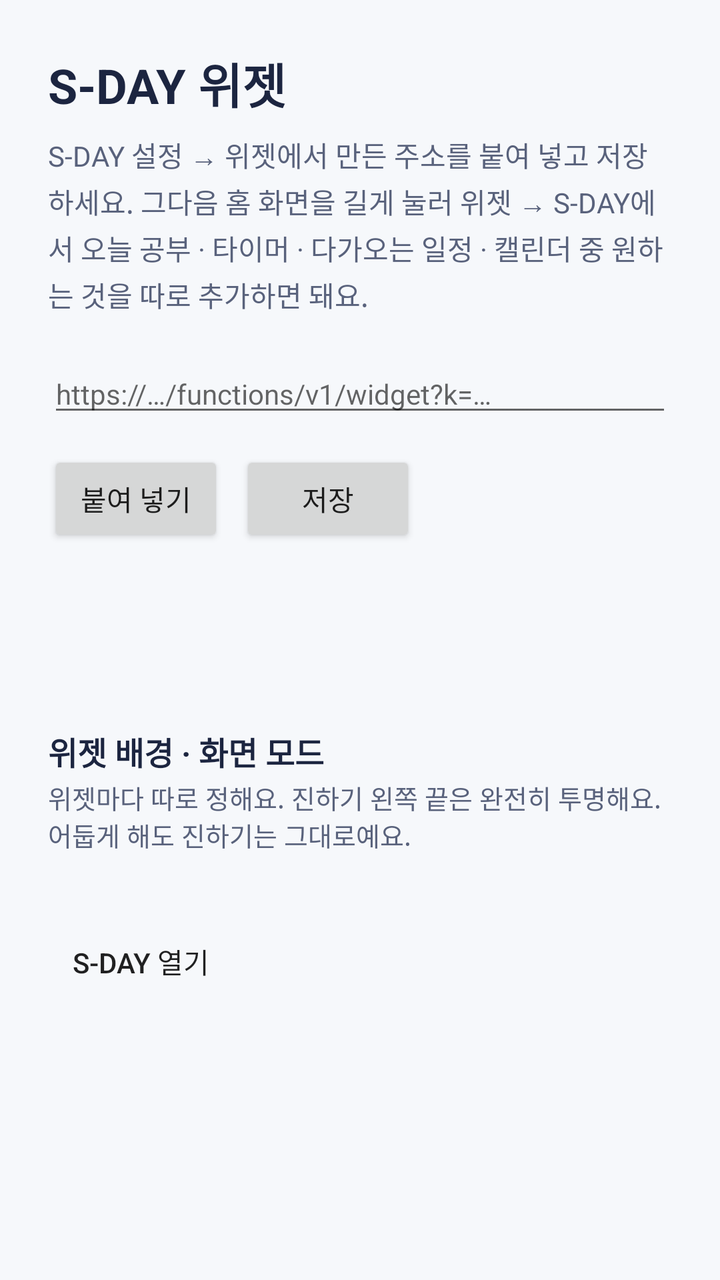
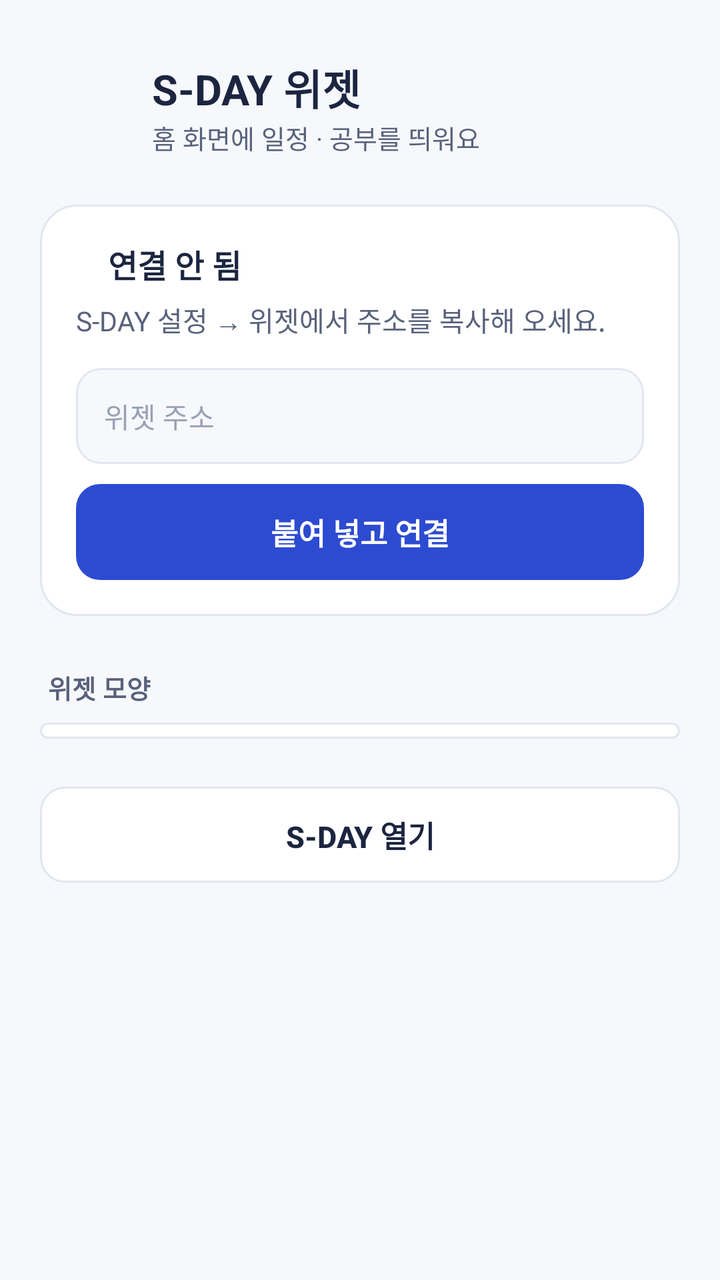

The first picture is an Android layout as it rendered before a commit; the second is the same layout after the commit. The layout source and the unified diff follow.
<!-- AndroidManifest.xml: application theme AppTheme -->
<!-- res/layout/activity_main.xml -->
<?xml version="1.0" encoding="utf-8"?>
<ScrollView xmlns:android="http://schemas.android.com/apk/res/android"
    android:layout_width="match_parent"
    android:layout_height="match_parent"
    android:fitsSystemWindows="true">

    <LinearLayout
        android:layout_width="match_parent"
        android:layout_height="wrap_content"
        android:orientation="vertical"
        android:padding="24dp">

        <TextView
            android:layout_width="wrap_content"
            android:layout_height="wrap_content"
            android:text="S-DAY 위젯"
            android:textColor="@color/ink"
            android:textSize="24sp"
            android:textStyle="bold" />

        <TextView
            android:layout_width="match_parent"
            android:layout_height="wrap_content"
            android:layout_marginTop="8dp"
            android:lineSpacingExtra="3dp"
            android:text="S-DAY 설정 → 위젯에서 만든 주소를 붙여 넣고 저장하세요. 그다음 홈 화면을 길게 눌러 위젯 → S-DAY에서 오늘 공부 · 타이머 · 다가오는 일정 · 캘린더 중 원하는 것을 따로 추가하면 돼요."
            android:textColor="@color/pencil"
            android:textSize="14sp" />

        <EditText
            android:id="@+id/url"
            android:layout_width="match_parent"
            android:layout_height="wrap_content"
            android:layout_marginTop="20dp"
            android:hint="https://…/functions/v1/widget?k=…"
            android:importantForAutofill="no"
            android:inputType="textUri"
            android:maxLines="3"
            android:textSize="14sp" />

        <LinearLayout
            android:layout_width="match_parent"
            android:layout_height="wrap_content"
            android:layout_marginTop="12dp"
            android:orientation="horizontal">
            <Button
                android:id="@+id/paste"
                android:layout_width="wrap_content"
                android:layout_height="wrap_content"
                android:text="붙여 넣기" />
            <Button
                android:id="@+id/save"
                android:layout_width="wrap_content"
                android:layout_height="wrap_content"
                android:layout_marginStart="8dp"
                android:text="저장" />
        </LinearLayout>

        <TextView
            android:id="@+id/status"
            android:layout_width="match_parent"
            android:layout_height="wrap_content"
            android:layout_marginTop="16dp"
            android:textColor="@color/pencil"
            android:textSize="14sp" />
        <TextView
            android:id="@+id/open_target"
            android:layout_width="match_parent"
            android:layout_height="wrap_content"
            android:layout_marginTop="10dp"
            android:textColor="@color/pencil"
            android:textSize="13sp" />

        <TextView
            android:layout_width="match_parent"
            android:layout_height="wrap_content"
            android:layout_marginTop="28dp"
            android:text="위젯 배경 · 화면 모드"
            android:textColor="@color/ink"
            android:textSize="16sp"
            android:textStyle="bold" />
        <TextView
            android:layout_width="match_parent"
            android:layout_height="wrap_content"
            android:layout_marginTop="2dp"
            android:text="위젯마다 따로 정해요. 진하기 왼쪽 끝은 완전히 투명해요. 어둡게 해도 진하기는 그대로예요."
            android:textColor="@color/pencil"
            android:textSize="13sp" />
        
        <LinearLayout
            android:id="@+id/opacity_box"
            android:layout_width="match_parent"
            android:layout_height="wrap_content"
            android:layout_marginTop="6dp"
            android:orientation="vertical" />

        <Button
            android:id="@+id/open"
            style="?android:attr/borderlessButtonStyle"
            android:layout_width="wrap_content"
            android:layout_height="wrap_content"
            android:layout_marginTop="24dp"
            android:text="S-DAY 열기" />
    </LinearLayout>
</ScrollView>
<!-- resources referenced by this layout -->
<resources>
  <color name="ink">#1C2540</color>
  <color name="pencil">#59627C</color>
  <style name="AppTheme" parent="android:Theme.Material.Light.NoActionBar">
          <item name="android:colorAccent">@color/pen</item>
          <item name="android:colorPrimary">@color/pen</item>
          <item name="android:statusBarColor">@color/paper</item>
          <item name="android:windowBackground">@color/paper</item>
          <item name="android:windowLightStatusBar">true</item>
      </style>
  <color name="pen">#2C4BD1</color>
  <color name="paper">#F6F8FB</color>
</resources>

<!-- the commit's change to res/layout/activity_main.xml (unified diff, before → after) -->
@@ -2,104 +2,175 @@
 <ScrollView xmlns:android="http://schemas.android.com/apk/res/android"
     android:layout_width="match_parent"
     android:layout_height="match_parent"
+    android:background="@color/paper"
     android:fitsSystemWindows="true">
 
     <LinearLayout
         android:layout_width="match_parent"
         android:layout_height="wrap_content"
         android:orientation="vertical"
-        android:padding="24dp">
+        android:paddingStart="20dp"
+        android:paddingTop="28dp"
+        android:paddingEnd="20dp"
+        android:paddingBottom="28dp">
 
+        
+        <LinearLayout
+            android:layout_width="match_parent"
+            android:layout_height="wrap_content"
+            android:gravity="center_vertical"
+            android:orientation="horizontal">
+            <ImageView
+                android:layout_width="44dp"
+                android:layout_height="44dp"
+                android:importantForAccessibility="no"
+                android:src="@mipmap/ic_launcher" />
+            <LinearLayout
+                android:layout_width="0dp"
+                android:layout_height="wrap_content"
+                android:layout_marginStart="12dp"
+                android:layout_weight="1"
+                android:orientation="vertical">
+                <TextView
+                    android:layout_width="wrap_content"
+                    android:layout_height="wrap_content"
+                    android:text="S-DAY 위젯"
+                    android:textColor="@color/ink"
+                    android:textSize="21sp"
+                    android:textStyle="bold" />
+                <TextView
+                    android:layout_width="wrap_content"
+                    android:layout_height="wrap_content"
+                    android:text="홈 화면에 일정 · 공부를 띄워요"
+                    android:textColor="@color/pencil"
+                    android:textSize="13sp" />
+            </LinearLayout>
+        </LinearLayout>
+
+        
+        <LinearLayout
+            android:layout_width="match_parent"
+            android:layout_height="wrap_content"
+            android:layout_marginTop="24dp"
+            android:background="@drawable/card_bg"
+            android:orientation="vertical"
+            android:padding="18dp">
+            <LinearLayout
+                android:layout_width="match_parent"
+                android:layout_height="wrap_content"
+                android:gravity="center_vertical"
+                android:orientation="horizontal">
+                <ImageView
+                    android:id="@+id/conn_dot"
+                    android:layout_width="8dp"
+                    android:layout_height="8dp"
+                    android:importantForAccessibility="no"
+                    android:src="@drawable/status_dot" />
+                <TextView
+                    android:id="@+id/conn_title"
+                    android:layout_width="0dp"
+                    android:layout_height="wrap_content"
+                    android:layout_marginStart="8dp"
+                    android:layout_weight="1"
+                    android:text="연결 안 됨"
+                    android:textColor="@color/ink"
+                    android:textSize="16sp"
+                    android:textStyle="bold" />
+                <TextView
+                    android:id="@+id/change"
+                    android:layout_width="wrap_content"
+                    android:layout_height="wrap_content"
+                    android:background="?android:attr/selectableItemBackgroundBorderless"
+                    android:padding="4dp"
+                    android:text="주소 바꾸기"
+                    android:textColor="@color/pen"
+                    android:textSize="13sp"
+                    android:textStyle="bold"
+                    android:visibility="gone" />
+            </LinearLayout>
+            <TextView
+                android:id="@+id/status"
+                android:layout_width="match_parent"
+                android:layout_height="wrap_content"
+                android:layout_marginTop="6dp"
+                android:lineSpacingExtra="2dp"
+                android:text="S-DAY 설정 → 위젯에서 주소를 복사해 오세요."
+                android:textColor="@color/pencil"
+                android:textSize="13.5sp" />
+            <LinearLayout
+                android:id="@+id/url_box"
+                android:layout_width="match_parent"
+                android:layout_height="wrap_content"
+                android:orientation="vertical">
+                <EditText
+                    android:id="@+id/url"
+                    android:layout_width="match_parent"
+                    android:layout_height="48dp"
+                    android:layout_marginTop="14dp"
+                    android:background="@drawable/field_bg"
+                    android:hint="위젯 주소"
+                    android:importantForAutofill="no"
+                    android:inputType="textUri"
+                    android:maxLines="1"
+                    android:paddingStart="14dp"
+                    android:paddingEnd="14dp"
+                    android:textColor="@color/ink"
+                    android:textColorHint="@color/faint"
+                    android:textSize="14sp" />
+                <Button
+                    android:id="@+id/connect"
+                    android:layout_width="match_parent"
+                    android:layout_height="48dp"
+                    android:layout_marginTop="10dp"
+                    android:background="@drawable/btn_primary"
+                    android:stateListAnimator="@null"
+                    android:text="붙여 넣고 연결"
+                    android:textColor="#FFFFFF"
+                    android:textSize="15sp"
+                    android:textStyle="bold" />
+            </LinearLayout>
+        </LinearLayout>
+
+        
         <TextView
             android:layout_width="wrap_content"
             android:layout_height="wrap_content"
-            android:text="S-DAY 위젯"
-            android:textColor="@color/ink"
-            android:textSize="24sp"
+            android:layout_marginStart="4dp"
+            android:layout_marginTop="26dp"
+            android:text="위젯 모양"
+            android:textColor="@color/pencil"
+            android:textSize="13sp"
             android:textStyle="bold" />
-
-        <TextView
+        <LinearLayout
+            android:id="@+id/opacity_box"
             android:layout_width="match_parent"
             android:layout_height="wrap_content"
             android:layout_marginTop="8dp"
-            android:lineSpacingExtra="3dp"
-            android:text="S-DAY 설정 → 위젯에서 만든 주소를 붙여 넣고 저장하세요. 그다음 홈 화면을 길게 눌러 위젯 → S-DAY에서 오늘 공부 · 타이머 · 다가오는 일정 · 캘린더 중 원하는 것을 따로 추가하면 돼요."
-            android:textColor="@color/pencil"
-            android:textSize="14sp" />
+            android:background="@drawable/card_bg"
+            android:orientation="vertical"
+            android:paddingStart="18dp"
+            android:paddingTop="4dp"
+            android:paddingEnd="18dp"
+            android:paddingBottom="4dp" />
 
-        <EditText
-            android:id="@+id/url"
+        <Button
+            android:id="@+id/open"
             android:layout_width="match_parent"
-            android:layout_height="wrap_content"
-            android:layout_marginTop="20dp"
-            android:hint="https://…/functions/v1/widget?k=…"
-            android:importantForAutofill="no"
-            android:inputType="textUri"
-            android:maxLines="3"
-            android:textSize="14sp" />
-
-        <LinearLayout
-            android:layout_width="match_parent"
-            android:layout_height="wrap_content"
-            android:layout_marginTop="12dp"
-            android:orientation="horizontal">
-            <Button
-                android:id="@+id/paste"
-                android:layout_width="wrap_content"
-                android:layout_height="wrap_content"
-                android:text="붙여 넣기" />
-            <Button
-                android:id="@+id/save"
-                android:layout_width="wrap_content"
-                android:layout_height="wrap_content"
-                android:layout_marginStart="8dp"
-                android:text="저장" />
-        </LinearLayout>
-
-        <TextView
-            android:id="@+id/status"
-            android:layout_width="match_parent"
-            android:layout_height="wrap_content"
-            android:layout_marginTop="16dp"
-            android:textColor="@color/pencil"
-            android:textSize="14sp" />
+            android:layout_height="48dp"
+            android:layout_marginTop="24dp"
+            android:background="@drawable/btn_outline"
+            android:stateListAnimator="@null"
+            android:text="S-DAY 열기"
+            android:textColor="@color/ink"
+            android:textSize="15sp"
+            android:textStyle="bold" />
         <TextView
             android:id="@+id/open_target"
             android:layout_width="match_parent"
             android:layout_height="wrap_content"
             android:layout_marginTop="10dp"
-            android:textColor="@color/pencil"
-            android:textSize="13sp" />
-
-        <TextView
-            android:layout_width="match_parent"
-            android:layout_height="wrap_content"
-            android:layout_marginTop="28dp"
-            android:text="위젯 배경 · 화면 모드"
-            android:textColor="@color/ink"
-            android:textSize="16sp"
-            android:textStyle="bold" />
-        <TextView
-            android:layout_width="match_parent"
-            android:layout_height="wrap_content"
-            android:layout_marginTop="2dp"
-            android:text="위젯마다 따로 정해요. 진하기 왼쪽 끝은 완전히 투명해요. 어둡게 해도 진하기는 그대로예요."
-            android:textColor="@color/pencil"
-            android:textSize="13sp" />
-        
-        <LinearLayout
-            android:id="@+id/opacity_box"
-            android:layout_width="match_parent"
-            android:layout_height="wrap_content"
-            android:layout_marginTop="6dp"
-            android:orientation="vertical" />
-
-        <Button
-            android:id="@+id/open"
-            style="?android:attr/borderlessButtonStyle"
-            android:layout_width="wrap_content"
-            android:layout_height="wrap_content"
-            android:layout_marginTop="24dp"
-            android:text="S-DAY 열기" />
+            android:gravity="center"
+            android:textColor="@color/faint"
+            android:textSize="12sp" />
     </LinearLayout>
 </ScrollView>
<!-- resource entries referenced after the edit -->
@@ -1,7 +1,44 @@
 <!-- resources referenced by this layout -->
 <resources>
+  <color name="faint">#9AA1B5</color>
   <color name="ink">#1C2540</color>
   <color name="pencil">#59627C</color>
+  <!-- drawable btn_outline (drawable) -->
+  <?xml version="1.0" encoding="utf-8"?>
+  <ripple xmlns:android="http://schemas.android.com/apk/res/android" android:color="@color/rule">
+      <item><shape android:shape="rectangle"><solid android:color="@color/sheet" /><stroke android:width="1dp" android:color="@color/rule" /><corners android:radius="12dp" /></shape></item>
+  </ripple>
+  <!-- drawable btn_primary (drawable) -->
+  <?xml version="1.0" encoding="utf-8"?>
+  <ripple xmlns:android="http://schemas.android.com/apk/res/android" android:color="#33FFFFFF">
+      <item><shape android:shape="rectangle"><solid android:color="@color/pen" /><corners android:radius="12dp" /></shape></item>
+  </ripple>
+  <!-- drawable card_bg (drawable) -->
+  <?xml version="1.0" encoding="utf-8"?>
+  <shape xmlns:android="http://schemas.android.com/apk/res/android" android:shape="rectangle">
+      <solid android:color="@color/sheet" />
+      <stroke android:width="1dp" android:color="@color/rule" />
+      <corners android:radius="18dp" />
+  </shape>
+  <!-- drawable field_bg (drawable) -->
+  <?xml version="1.0" encoding="utf-8"?>
+  <shape xmlns:android="http://schemas.android.com/apk/res/android" android:shape="rectangle">
+      <solid android:color="@color/paper" />
+      <stroke android:width="1dp" android:color="@color/rule" />
+      <corners android:radius="12dp" />
+  </shape>
+  <!-- drawable status_dot (drawable) -->
+  <?xml version="1.0" encoding="utf-8"?>
+  <shape xmlns:android="http://schemas.android.com/apk/res/android" android:shape="oval">
+      <solid android:color="#FFFFFF" />
+      <size android:width="8dp" android:height="8dp" />
+  </shape>
+  <!-- mipmap ic_launcher (mipmap-anydpi-v26) -->
+  <?xml version="1.0" encoding="utf-8"?>
+  <adaptive-icon xmlns:android="http://schemas.android.com/apk/res/android">
+      <background android:drawable="@color/launcher_bg" />
+      <foreground android:drawable="@drawable/ic_launcher_fg" />
+  </adaptive-icon>
   <style name="AppTheme" parent="android:Theme.Material.Light.NoActionBar">
           <item name="android:colorAccent">@color/pen</item>
           <item name="android:colorPrimary">@color/pen</item>
@@ -9,6 +46,19 @@
           <item name="android:windowBackground">@color/paper</item>
           <item name="android:windowLightStatusBar">true</item>
       </style>
+  <color name="rule">#E2E6EF</color>
+  <color name="sheet">#FFFFFF</color>
+  <color name="launcher_bg">#2C4BD1</color>
+  <!-- drawable ic_launcher_fg (drawable) -->
+  <vector xmlns:android="http://schemas.android.com/apk/res/android"
+      android:width="108dp" android:height="108dp" android:viewportWidth="108" android:viewportHeight="108">
+      <group android:translateX="25.8" android:translateY="25.8" android:scaleX="0.88" android:scaleY="0.88">
+          <path android:pathData="M50,24A7,7 0,0 0,43 17H21A7,7 0,0 0,14 24V31H50V43A7,7 0,0 1,43 50H21A7,7 0,0 1,14 43V38"
+              android:strokeColor="#FFFFFF" android:strokeWidth="4.5" android:strokeLineCap="round" android:strokeLineJoin="round" />
+          <path android:pathData="M23,11.5v8M41,11.5v8"
+              android:strokeColor="#FFFFFF" android:strokeWidth="4.5" android:strokeLineCap="round" />
+      </group>
+  </vector>
   <color name="pen">#2C4BD1</color>
   <color name="paper">#F6F8FB</color>
 </resources>
